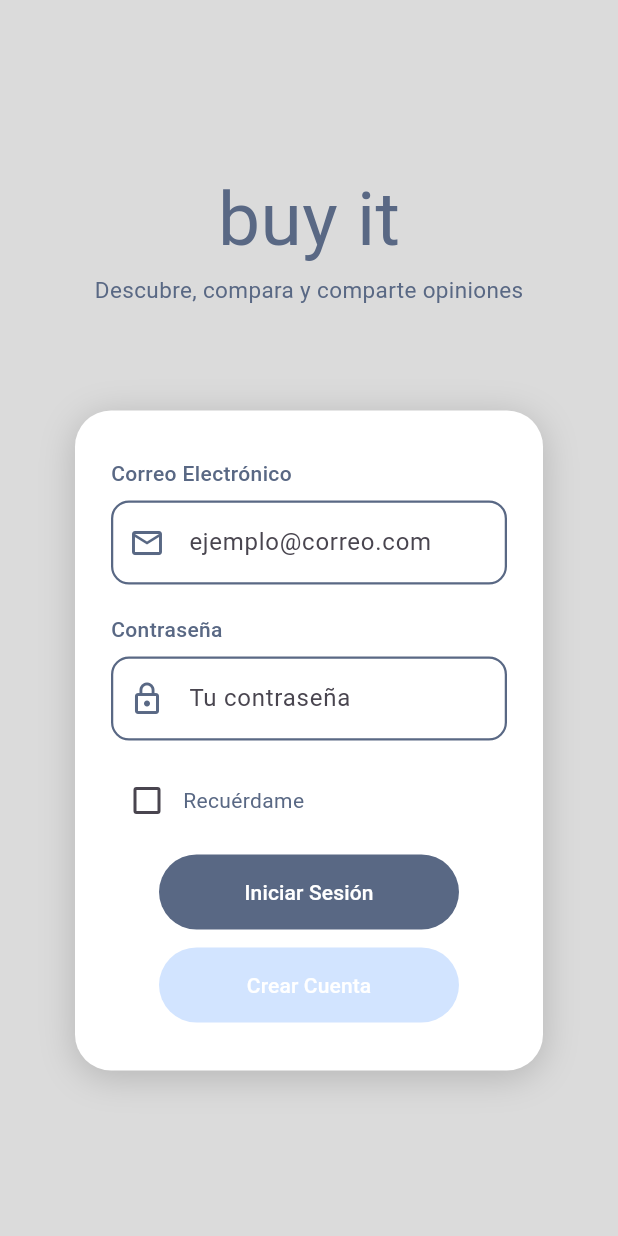
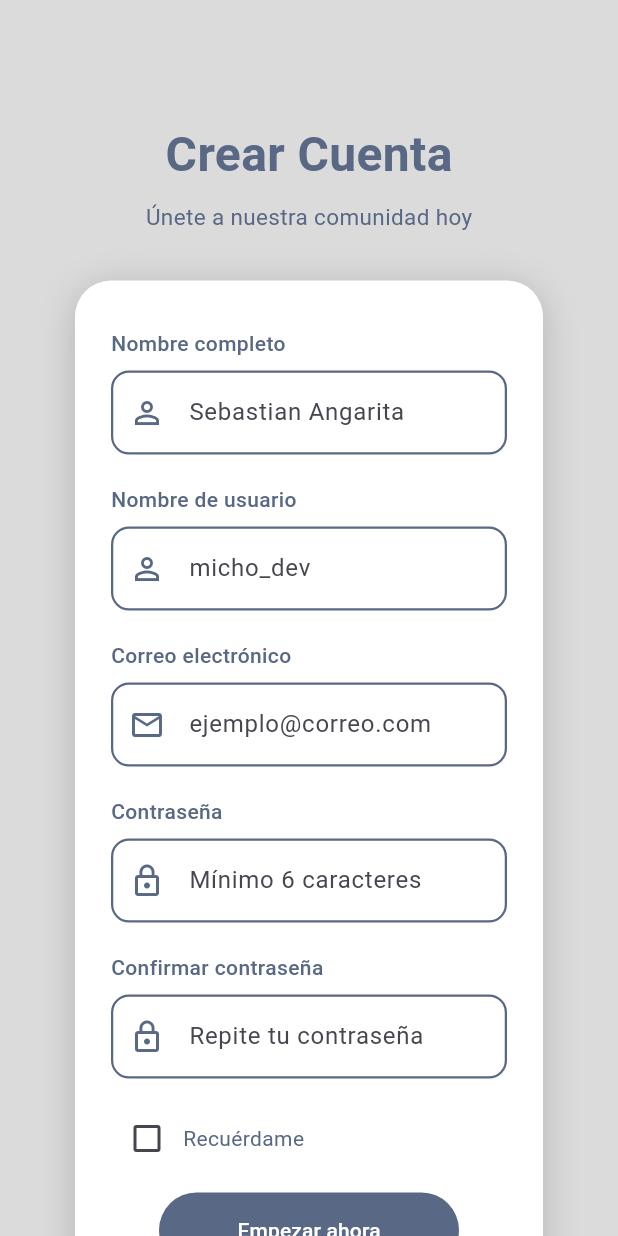
Before and after one commit to GabrielJaramilloCuberos/flutter_it, a Flutter app: the screen it shows after launch, on a phone screen of 412 x 824 dp. Run offline on Flutter 3.47's test engine with Material 3 defaults, Android fonts, the phone set to English and light mode, and no system bars.

Commit message:
register_screen

```diff
--- a/lib/main.dart
+++ b/lib/main.dart
@@ -1,5 +1,6 @@
 import 'package:flutter/material.dart';
 import 'package:flutter_it/screens/start_screen/start_screen.dart';
+import 'package:flutter_it/screens/register_screen/register_screen.dart';
 
 void main() {
   runApp(const MainApp());
@@ -11,7 +12,7 @@ class MainApp extends StatelessWidget {
   @override
   Widget build(BuildContext context) {
     return const MaterialApp(
-      home: StartScreen()
+      home: RegisterScreen()
     );
   }
 }
--- a/lib/screens/register_screen/register_screen.dart
+++ b/lib/screens/register_screen/register_screen.dart
@@ -0,0 +1,136 @@
+import 'package:flutter/material.dart';
+import '../start_screen/start_screen.dart'; // Reutiliza: TopTextField, CustomTextField, RememberMeBox, LoginButton
+
+class RegisterScreen extends StatelessWidget {
+  const RegisterScreen({super.key});
+
+  @override
+  Widget build(BuildContext context) {
+    return Scaffold(
+      backgroundColor: Color.fromARGB(255, 219, 219, 219),
+      body: Center(
+        child: SingleChildScrollView(
+          child: Padding(
+            padding: const EdgeInsets.all(40),
+            child: Column(
+              children: [
+                SizedBox(height: 40),
+                RegisterTitle(),
+                SizedBox(height: 32),
+                Container(
+                  margin: EdgeInsets.symmetric(horizontal: 10),
+                  padding: EdgeInsets.symmetric(horizontal: 24, vertical: 32),
+                  decoration: BoxDecoration(
+                    color: Colors.white,
+                    borderRadius: BorderRadius.circular(24),
+                    boxShadow: [
+                      BoxShadow(
+                        color: Colors.black.withValues(alpha: 0.18),
+                        blurRadius: 20,
+                        offset: Offset(0, 4),
+                      ),
+                    ],
+                  ),
+                  child: Column(
+                    children: [
+                      fieldGroup(
+                        label: "Nombre completo",
+                        child: CustomTextField(
+                          hintText: "Sebastian Angarita",
+                          prefixIcon: Icons.person_outline,
+                        ),
+                      ),
+                      SizedBox(height: 20),
+                      fieldGroup(
+                        label: "Nombre de usuario",
+                        child: CustomTextField(
+                          hintText: "micho_dev",
+                          prefixIcon: Icons.person_outline,
+                        ),
+                      ),
+                      SizedBox(height: 20),
+                      fieldGroup(
+                        label: "Correo electrónico",
+                        child: CustomTextField(
+                          hintText: "ejemplo@correo.com",
+                          prefixIcon: Icons.email_outlined,
+                        ),
+                      ),
+                      SizedBox(height: 20),
+                      fieldGroup(
+                        label: "Contraseña",
+                        child: CustomTextField(
+                          hintText: "Mínimo 6 caracteres",
+                          prefixIcon: Icons.lock_outline,
+                          obscureText: true,
+                        ),
+                      ),
+                      SizedBox(height: 20),
+                      fieldGroup(
+                        label: "Confirmar contraseña",
+                        child: CustomTextField(
+                          hintText: "Repite tu contraseña",
+                          prefixIcon: Icons.lock_outline,
+                          obscureText: true,
+                        ),
+                      ),
+                      SizedBox(height: 16),
+                      RememberMeBox(),
+                      SizedBox(height: 12),
+                      LoginButton(
+                        buttonName: "Empezar ahora",
+                        buttonColor: Color(0xFF596884),
+                      ),
+                    ],
+                  ),
+                ),
+                SizedBox(height: 40),
+              ],
+            ),
+          ),
+        ),
+      ),
+    );
+  }
+
+  Widget fieldGroup({required String label, required Widget child}) {
+    return Column(
+      crossAxisAlignment: CrossAxisAlignment.start,
+      children: [
+        TopTextField(text: label),
+        SizedBox(height: 8),
+        child,
+      ],
+    );
+  }
+}
+
+// ── Nuevo componente solo para esta pantalla ──────────────────────────────────
+
+class RegisterTitle extends StatelessWidget {
+  const RegisterTitle({super.key});
+
+  @override
+  Widget build(BuildContext context) {
+    return Column(
+      children: [
+        Text(
+          "Crear Cuenta",
+          style: TextStyle(
+            color: Color(0xFF596884),
+            fontSize: 32,
+            fontWeight: FontWeight.bold,
+          ),
+        ),
+        SizedBox(height: 8),
+        Text(
+          "Únete a nuestra comunidad hoy",
+          style: TextStyle(
+            color: Color(0xFF596884),
+            fontSize: 15,
+          ),
+        ),
+      ],
+    );
+  }
+}
```
Also changed, not shown: assets/images/cactus.jpg (added), pubspec.lock, 1 other file.
